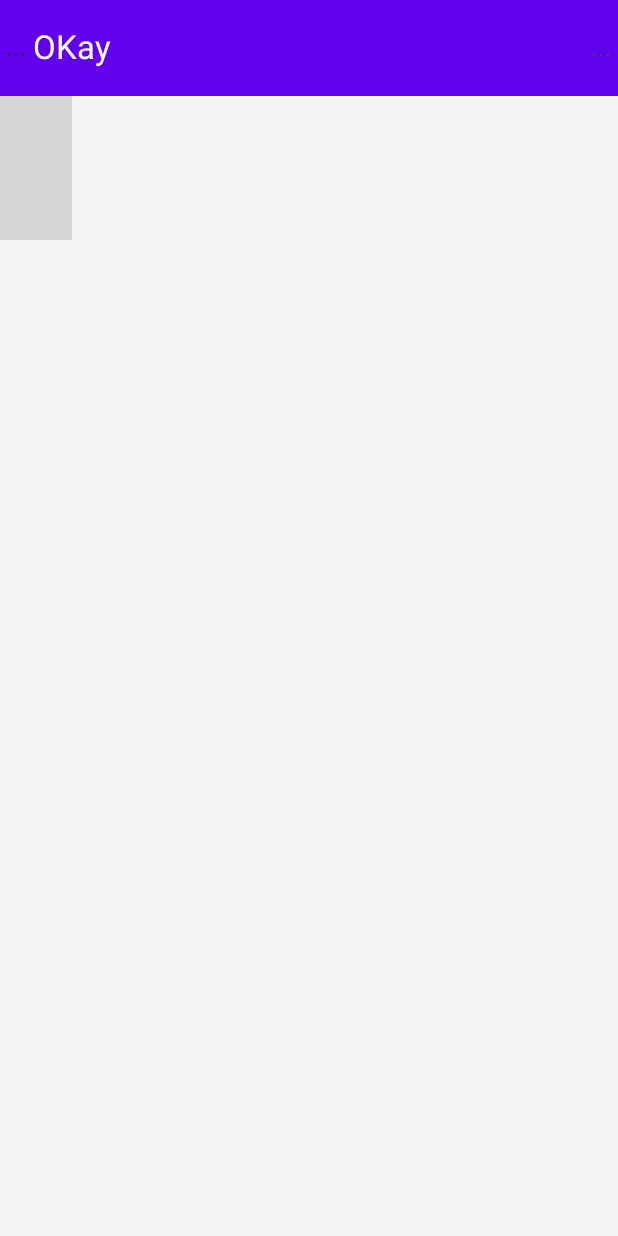
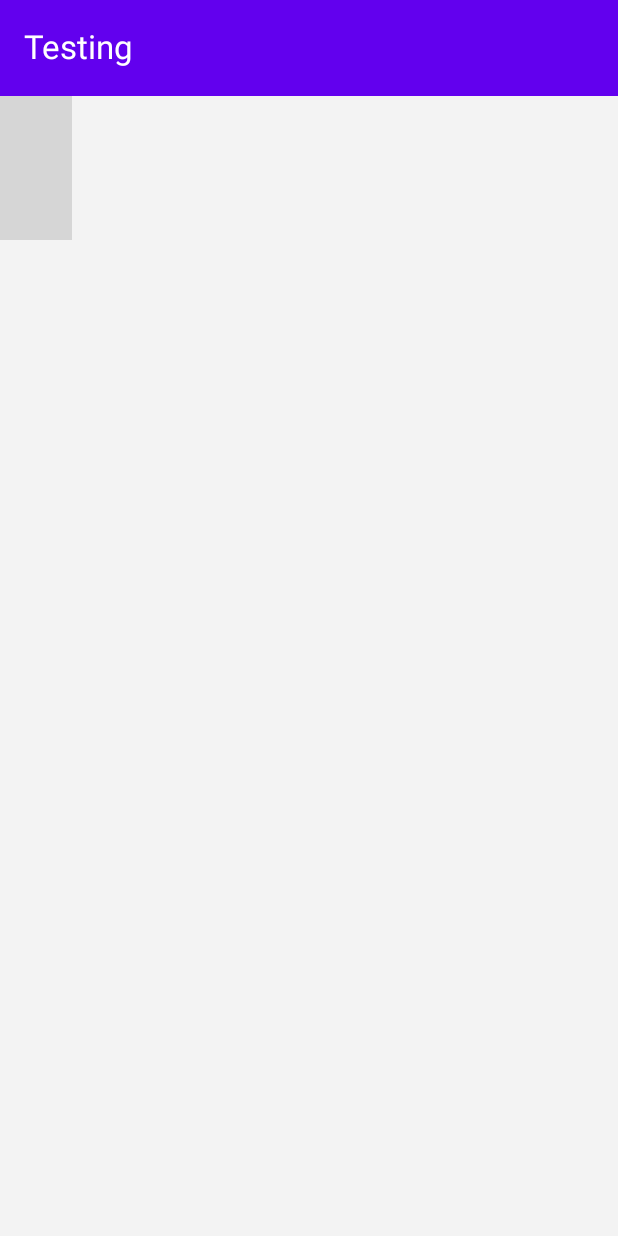
Before and after one commit to coldflame2/RoutineTurboA_Android, an Android app built with Jetpack Compose: the screen it shows after launch (MainActivity), on a phone screen of 412 x 824 dp. Run offline under Robolectric (Android 15) with nearby library versions, the phone set to English and light mode, and no system bars; libraries missing offline, so code that uses them is left out: com.microsoft.graph, com.microsoft.identity; 5 statements that could not run were skipped; grey boxes are pictures that could not be loaded.

Commit message:
Refactored functions, modified interface,

```diff
--- a/app/src/main/java/com/app/routineturboa/MainActivity.kt
+++ b/app/src/main/java/com/app/routineturboa/MainActivity.kt
@@ -14,7 +14,6 @@ import androidx.compose.material3.Text
 import androidx.compose.material3.TopAppBar
 import androidx.compose.material3.TopAppBarDefaults
 import androidx.compose.ui.Modifier
-import com.app.routineturboa.services.MSALAuthManager
 import com.app.routineturboa.ui.MainScreen
 import com.app.routineturboa.ui.theme.RoutineTurboATheme
 import java.text.SimpleDateFormat
@@ -22,40 +21,30 @@ import java.util.Date
 import java.util.Locale
 
 class MainActivity : ComponentActivity() {
-    private lateinit var msalAuthManager: MSALAuthManager
-    private val currentDate: String = SimpleDateFormat("EEEE, MMMM d, yyyy", Locale.getDefault()).format(Date())
-
+    private val currentDate: String = SimpleDateFormat("EEEE, MMMM d, yyyy",
+        Locale.getDefault()).format(Date())
 
     @OptIn(ExperimentalMaterial3Api::class)
     override fun onCreate(savedInstanceState: Bundle?) {
         requestWindowFeature(Window.FEATURE_NO_TITLE)
-        requestWindowFeature(Window.FEATURE_CONTEXT_MENU)
 
         super.onCreate(savedInstanceState)
         Log.d("MainActivity", "onCreate called")
-
-        msalAuthManager = MSALAuthManager.getInstance(this)
-        Log.d("MainActivity", "MSALAuthManager initialized")
-
-
-
         setContent {
             RoutineTurboATheme {
                 Scaffold(
                     topBar = {
+                        Log.d("MainActivity", "Setting title to 'Testing'")
+
                         TopAppBar(
                             colors = TopAppBarDefaults.topAppBarColors(
                                 containerColor = MaterialTheme.colorScheme.primary,
                                 titleContentColor = MaterialTheme.colorScheme.onPrimary,
                             ),
 
-                            title = {Text(text = "OKay")},
-
-                            navigationIcon = {Text("...")},
-                            actions = {Text("...")}
+                            title = {Text(text = "Testing")}
                         )
                     },
-
                     content = { innerPadding ->
                         Column(modifier = Modifier.padding(innerPadding)) {
                             MainScreen()
--- /dev/null
+++ b/app/src/main/java/com/app/routineturboa/MyApplication.kt
@@ -0,0 +1,11 @@
+package com.app.routineturboa
+
+import android.app.Application
+import com.app.routineturboa.services.MSALAuthManager
+
+class MyApplication : Application() {
+    override fun onCreate() {
+        super.onCreate()
+        MSALAuthManager.getInstance(this)
+    }
+}
--- a/app/src/main/java/com/app/routineturboa/ui/MainScreen.kt
+++ b/app/src/main/java/com/app/routineturboa/ui/MainScreen.kt
@@ -171,7 +171,6 @@ fun MainContent(
         }
 
         else {
-
             LazyColumn(
                 modifier = Modifier.weight(1f)
                     .height(350.dp),
@@ -209,7 +208,6 @@ fun MainContent(
                     modifier = Modifier.align(Alignment.CenterVertically)
                 )
             }
-
         }
     }
 }
--- a/app/src/main/java/com/app/routineturboa/ui/components/TaskItem.kt
+++ b/app/src/main/java/com/app/routineturboa/ui/components/TaskItem.kt
@@ -37,7 +37,7 @@ fun TaskItem(
 
     TaskCard(
         modifier = Modifier
-            .padding(8.dp, 0.dp, 0.dp, 0.dp)
+            .padding(0.dp, 0.dp, 0.dp, 0.dp)
             .fillMaxWidth(),
 
         onClick = onClick
--- a/app/src/main/java/com/app/routineturboa/ui/theme/Theme.kt
+++ b/app/src/main/java/com/app/routineturboa/ui/theme/Theme.kt
@@ -1,5 +1,6 @@
 package com.app.routineturboa.ui.theme
 
+import android.util.Log
 import androidx.compose.foundation.isSystemInDarkTheme
 import androidx.compose.foundation.layout.fillMaxSize
 import androidx.compose.material3.MaterialTheme
@@ -16,6 +17,8 @@ fun RoutineTurboATheme(
     darkTheme: Boolean = isSystemInDarkTheme(),
     content: @Composable () -> Unit
 ) {
+    Log.d("RoutineTurboATheme", "Theme applied")
+
     val colorScheme = if (darkTheme) {
         darkColorScheme(
             primary = Color(0xFF6200EE),
```
Also changed, not shown: app/src/main/java/com/app/routineturboa/data/local/RoutineRepository.kt (+9 -0 lines), app/src/main/java/com/app/routineturboa/ui/components/DeleteMenu.kt (added, +55 -0 lines), app/src/main/java/com/app/routineturboa/viewmodel/TaskViewModel.kt (+11 -1 lines).
